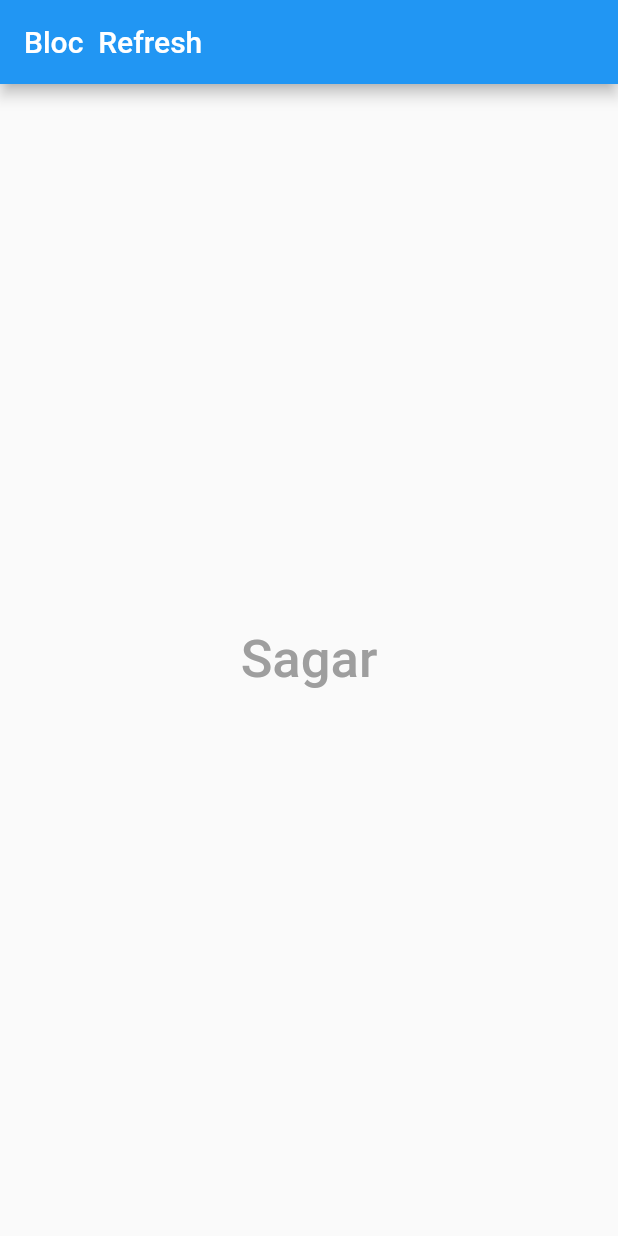
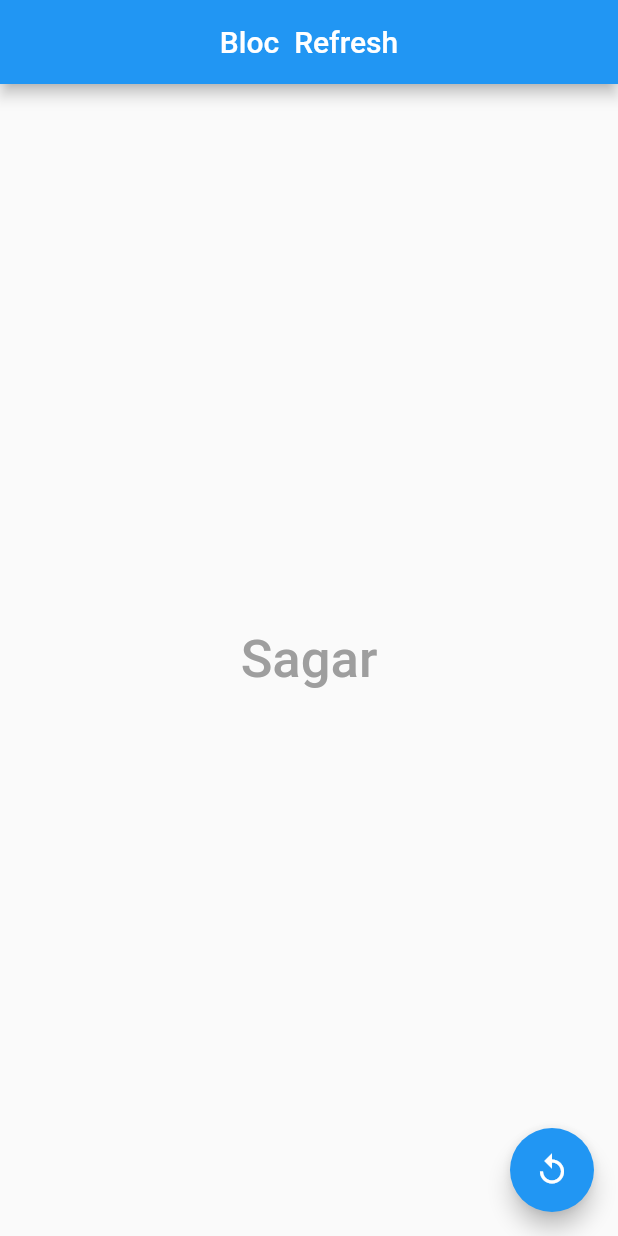
Before and after one commit to AQUIBS/bloc_refresh, a Flutter app: the screen it shows after launch, on a phone screen of 412 x 824 dp. Run offline on Flutter 3.47's test engine with Material 2 defaults, Android fonts, the phone set to English and light mode, and no system bars; our stand-ins replace bloc.

Commit message:
added refresh button

```diff
--- a/lib/views/home_view.dart
+++ b/lib/views/home_view.dart
@@ -29,7 +29,7 @@ class _HomeViewState extends State<HomeView> {
     Timer.periodic(const Duration(milliseconds: 100), (timer) {
       if (timer.isActive) {
         cubits.pickRandomName();
-        if (timer.tick == 50) {
+        if (timer.tick == 30) {
           timer.cancel();
         }
       }
@@ -40,7 +40,12 @@ class _HomeViewState extends State<HomeView> {
   Widget build(BuildContext context) {
     return Scaffold(
       appBar: AppBar(
+        centerTitle: true,
         title: const Text("Bloc  Refresh"),
+      ),
+      floatingActionButton: FloatingActionButton(
+        onPressed: () => automizer(),
+        child: const Icon(Icons.replay_outlined),
       ),
       body: Container(
         alignment: Alignment.center,
```
